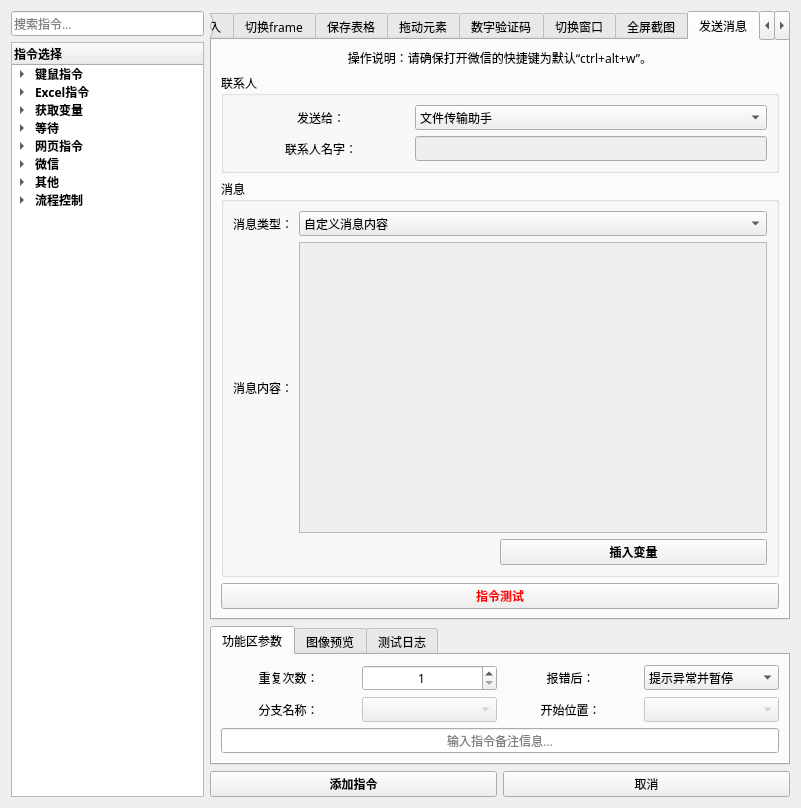
The window that 窗体/导航窗口.ui (FsterThanLight/automatic_clicker_2) describes before a commit, drawn with Qt 5.
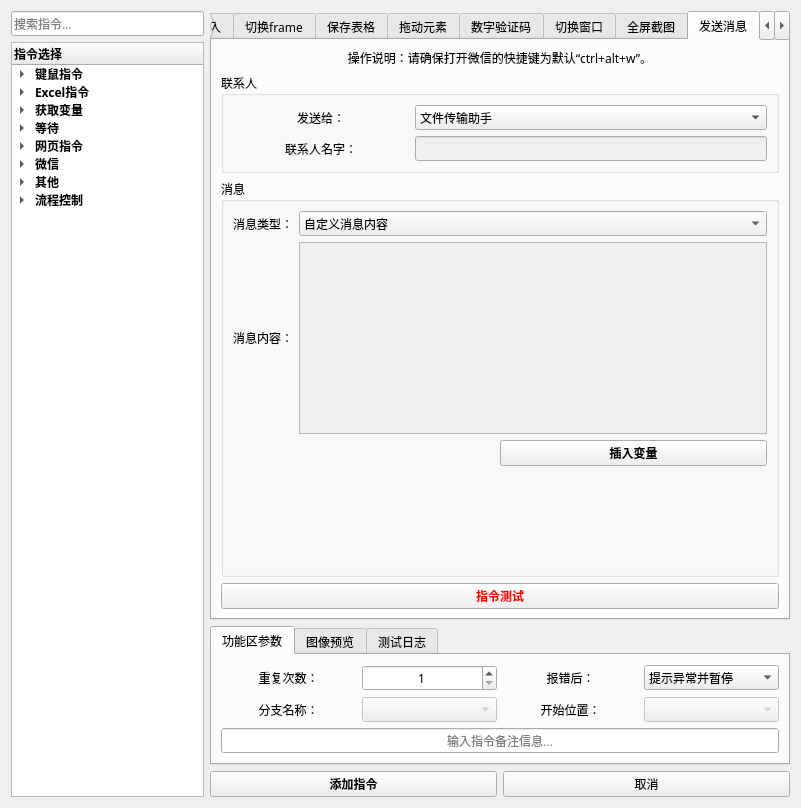
The same window after the commit. The open tabs and pages were chosen to show the change. Icons and pictures are not drawn.

Commit message: 2024年05月23日 00:05:09 添加readme

```diff
--- a/窗体/导航窗口.ui
+++ b/窗体/导航窗口.ui
@@ -5384,6 +5384,19 @@
               </item>
              </layout>
             </item>
+            <item>
+             <spacer name="verticalSpacer_27">
+              <property name="orientation">
+               <enum>Qt::Vertical</enum>
+              </property>
+              <property name="sizeHint" stdset="0">
+               <size>
+                <width>20</width>
+                <height>40</height>
+               </size>
+              </property>
+             </spacer>
+            </item>
            </layout>
           </widget>
          </item>
```
Left out of the diff: 2 changed lines with no effect on the pictures. The commit also changes 2 other files.
